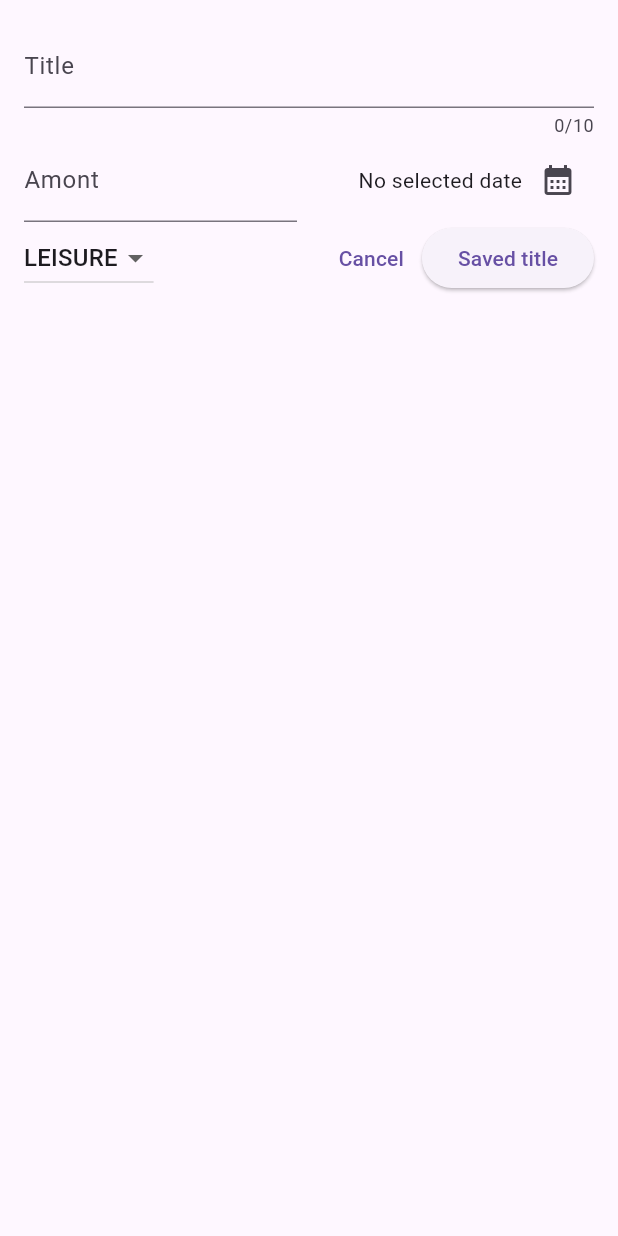
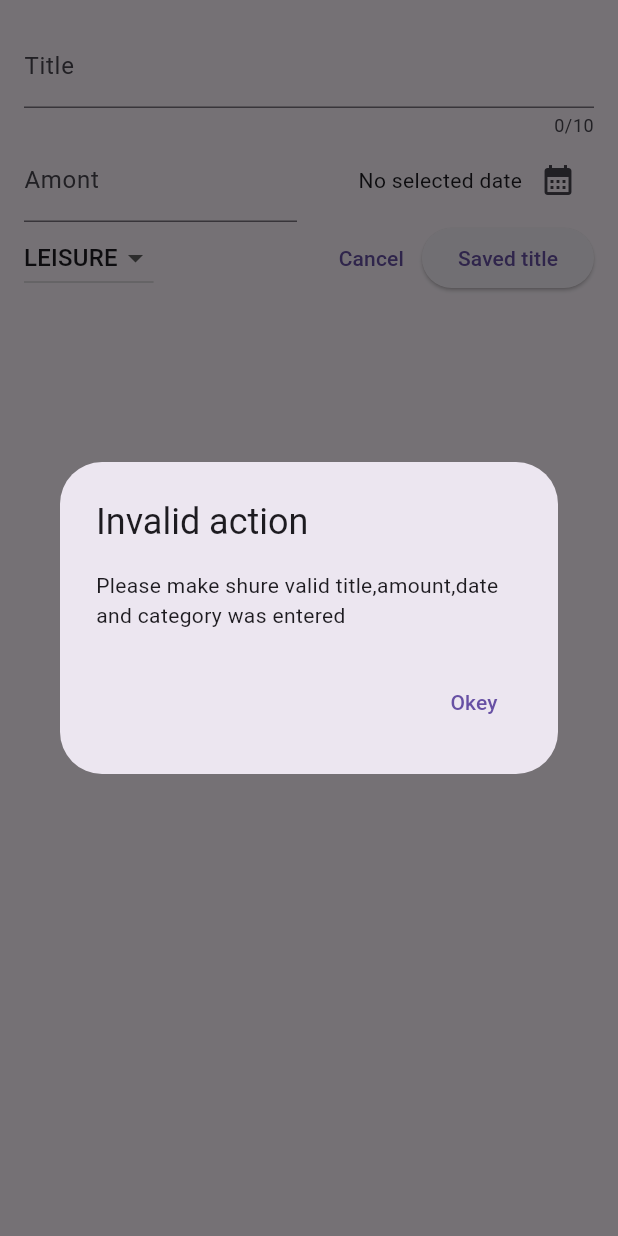
Before and after one commit to IvanRobak/expense_tracker, a Flutter app: the NewExpense widget shown alone on an empty page, opened directly, after a tap on "Saved title", on a phone screen of 412 x 824 dp. Run offline on Flutter 3.47's test engine with Material 3 defaults, Android fonts, the phone set to English and light mode, and no system bars.

Commit message:
_submitExpenseDate

```diff
--- a/lib/widget/new_expense.dart
+++ b/lib/widget/new_expense.dart
@@ -28,6 +28,30 @@ class _NewExpenseState extends State<NewExpense> {
         _selectedDate = pickedDate;
       },
     );
+  }
+
+  void _submitExpenseDate() {
+    final enteredAmount = double.tryParse(_amountController.text);
+    final amountIsInvalid = enteredAmount == null || enteredAmount <= 0;
+    if (_titleController.text.trim().isEmpty ||
+        amountIsInvalid ||
+        _selectedDate == null) {
+      showDialog(
+        context: context,
+        builder: (ctx) => AlertDialog(
+          title: const Text('Invalid action'),
+          content: const Text(
+              'Please make shure valid title,amount,date and category was entered'),
+          actions: [
+            TextButton(
+                onPressed: () {
+                  Navigator.pop(ctx);
+                },
+                child: const Text('Okey'))
+          ],
+        ),
+      );
+    }
   }
 
   @override
@@ -112,8 +136,7 @@ class _NewExpenseState extends State<NewExpense> {
               ),
               ElevatedButton(
                   onPressed: () {
-                    print(_titleController.text);
-                    print(_amountController.text);
+                    _submitExpenseDate();
                   },
                   child: const Text('Saved title'))
             ],
```
